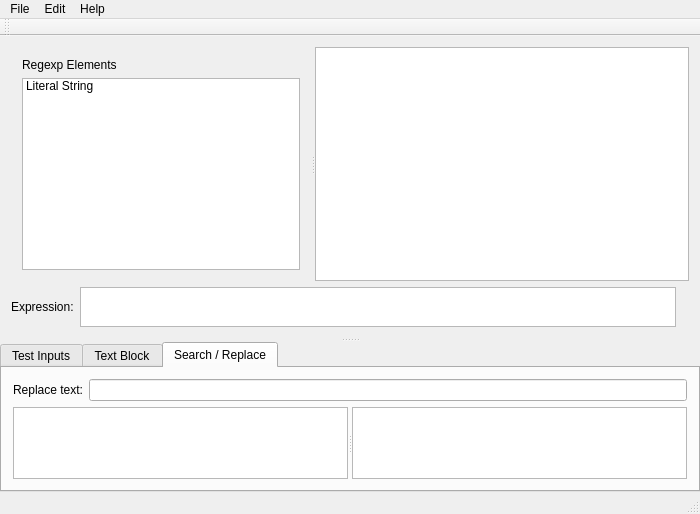
Above: mainwindow.ui from aelliott/expressioneditor before the change. Below: the same form after it.
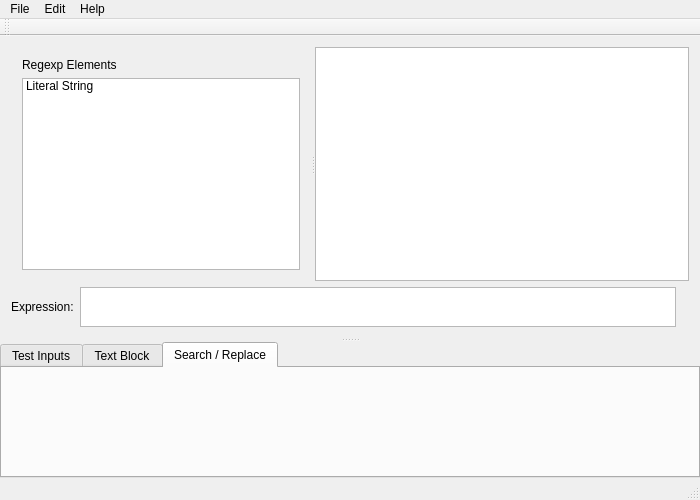
That is the form after the change. The open tabs and pages were chosen to show the change. Icons and pictures are not drawn. Custom widgets are drawn as their Qt base class.

Commit message: Unified the link between MainWindow and the test widgets, restructured BlockHighlighter to use the shared instance of RegexFactory

Patch:
```diff
--- a/mainwindow.ui
+++ b/mainwindow.ui
@@ -424,27 +424,7 @@
             </attribute>
             <layout class="QVBoxLayout" name="verticalLayout_11">
              <item>
-              <layout class="QHBoxLayout" name="horizontalLayout_5">
-               <item>
-                <widget class="QLabel" name="replaceTextLabel">
-                 <property name="text">
-                  <string>Replace text:</string>
-                 </property>
-                </widget>
-               </item>
-               <item>
-                <widget class="QLineEdit" name="replaceTextEdit"/>
-               </item>
-              </layout>
-             </item>
-             <item>
-              <widget class="QSplitter" name="splitter_3">
-               <property name="orientation">
-                <enum>Qt::Horizontal</enum>
-               </property>
-               <widget class="QTextEdit" name="replaceTextSource"/>
-               <widget class="QTextEdit" name="replaceTextDestination"/>
-              </widget>
+              <widget class="TestSearchReplaceWidget" name="searchReplace" native="true"/>
              </item>
             </layout>
            </widget>
@@ -643,6 +623,17 @@
     <slot>updateExpression(QString)</slot>
    </slots>
   </customwidget>
+  <customwidget>
+   <class>TestBlockWidget</class>
+   <extends>QTextEdit</extends>
+   <header>testblockwidget.hpp</header>
+  </customwidget>
+  <customwidget>
+   <class>TestSearchReplaceWidget</class>
+   <extends>QWidget</extends>
+   <header>testsearchreplacewidget.hpp</header>
+   <container>1</container>
+  </customwidget>
  </customwidgets>
  <resources>
   <include location="images.qrc"/>
```
Left out of the diff: 4 changed lines with no effect on the pictures. The commit also changes 11 other files.
